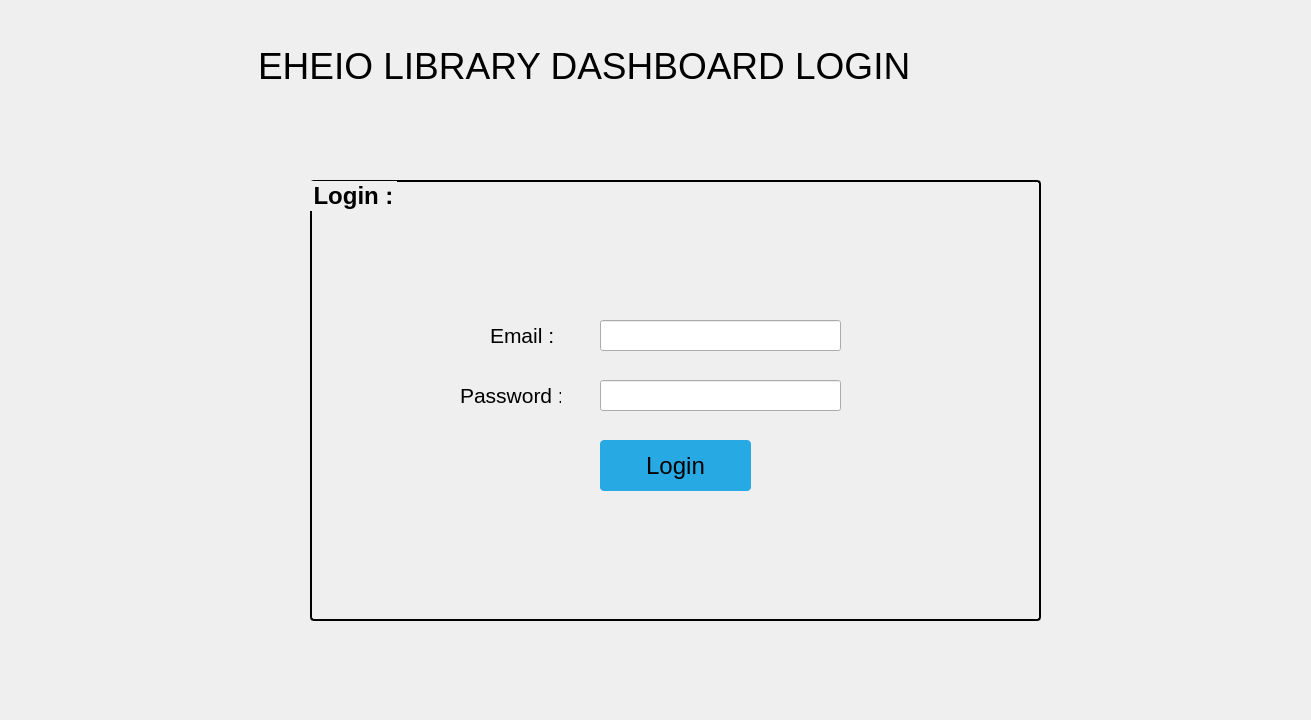
Above: mainwindow.ui from Ahmed-ELBASRI/Gestion_Biblio_QT before the change. Below: the same form after it.
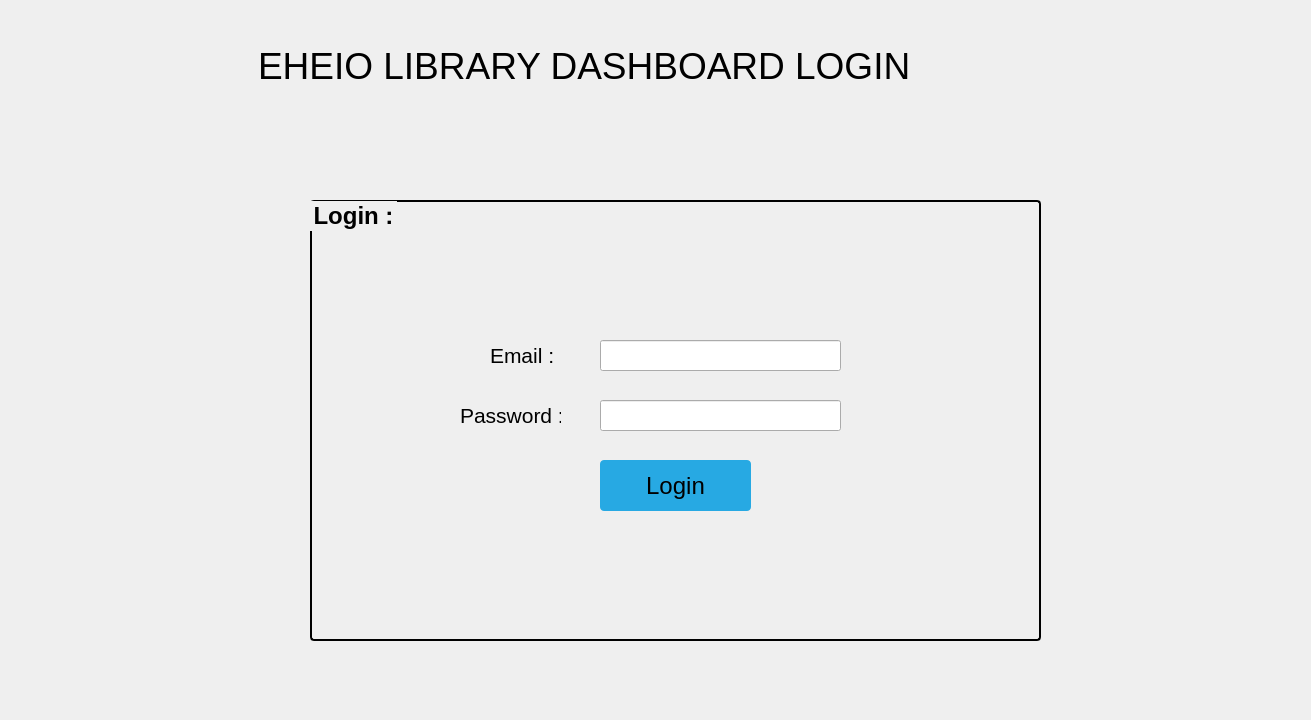
That is the form after the change. Icons and pictures are not drawn.

Patch:
```diff
--- a/mainwindow.ui
+++ b/mainwindow.ui
@@ -23,7 +23,7 @@
 }</string>
   </property>
   <widget class="QWidget" name="centralwidget">
-   <widget class="QWidget" name="">
+   <widget class="QWidget" name="layoutWidget">
     <property name="geometry">
      <rect>
       <x>0</x>
@@ -62,7 +62,7 @@
     <property name="geometry">
      <rect>
       <x>310</x>
-      <y>180</y>
+      <y>200</y>
       <width>731</width>
       <height>441</height>
      </rect>
@@ -153,6 +153,9 @@
      <property name="text">
       <string/>
      </property>
+     <property name="echoMode">
+      <enum>QLineEdit::Password</enum>
+     </property>
     </widget>
     <widget class="QPushButton" name="bt_login">
      <property name="geometry">
```
